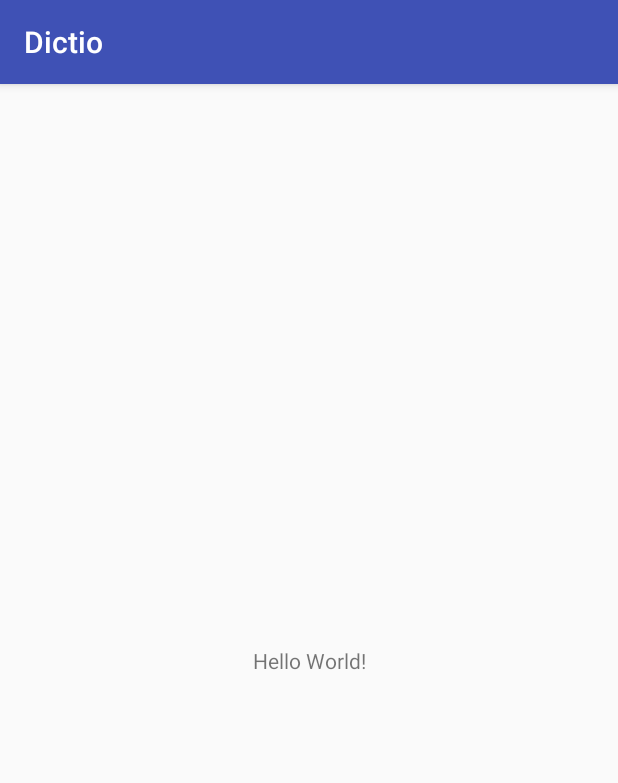
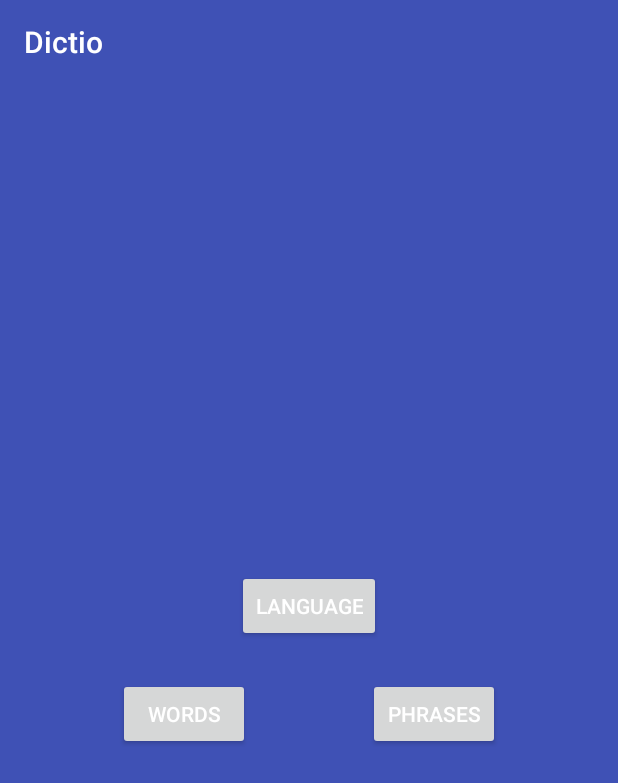
Before and after one commit to mpontus/Dictio, an Android app: the screen it shows after launch (HomeActivity), on a phone screen of 412 x 824 dp. Shown: the top 783 px of the screen. Run offline under Robolectric (Android 15) with nearby library versions, the phone set to English and light mode, and no system bars; our stand-ins replace Dagger/Hilt's generated code.

Commit message:
Style Home Activity

```diff
--- a/app/src/main/AndroidManifest.xml
+++ b/app/src/main/AndroidManifest.xml
@@ -10,7 +10,9 @@
         android:roundIcon="@mipmap/ic_launcher_round"
         android:supportsRtl="true"
         android:theme="@style/AppTheme">
-        <activity android:name=".ui.home.HomeActivity">
+        <activity
+            android:name=".ui.home.HomeActivity"
+            android:theme="@style/AppTheme.HomeActivity">
             <intent-filter>
                 <action android:name="android.intent.action.MAIN" />
 
--- a/app/src/main/java/com/mpontus/dictio/ui/home/HomeActivity.java
+++ b/app/src/main/java/com/mpontus/dictio/ui/home/HomeActivity.java
@@ -1,6 +1,7 @@
 package com.mpontus.dictio.ui.home;
 
 import android.os.Bundle;
+import android.support.v7.widget.Toolbar;
 
 import com.mpontus.dictio.R;
 
@@ -12,5 +13,6 @@ public class HomeActivity extends DaggerAppCompatActivity {
     protected void onCreate(Bundle savedInstanceState) {
         super.onCreate(savedInstanceState);
         setContentView(R.layout.activity_home);
+        setSupportActionBar((Toolbar) findViewById(R.id.toolbar));
     }
 }
--- a/app/src/main/res/layout/activity_home.xml
+++ b/app/src/main/res/layout/activity_home.xml
@@ -1,18 +1,56 @@
 <?xml version="1.0" encoding="utf-8"?>
-<android.support.constraint.ConstraintLayout xmlns:android="http://schemas.android.com/apk/res/android"
+<LinearLayout xmlns:android="http://schemas.android.com/apk/res/android"
     xmlns:app="http://schemas.android.com/apk/res-auto"
     xmlns:tools="http://schemas.android.com/tools"
     android:layout_width="match_parent"
     android:layout_height="match_parent"
-    tools:context=".ui.home.HomeActivity">
+    android:orientation="vertical">
 
-    <TextView
-        android:layout_width="wrap_content"
-        android:layout_height="wrap_content"
-        android:text="Hello World!"
-        app:layout_constraintBottom_toBottomOf="parent"
-        app:layout_constraintLeft_toLeftOf="parent"
-        app:layout_constraintRight_toRightOf="parent"
-        app:layout_constraintTop_toTopOf="parent" />
+    <android.support.v7.widget.Toolbar
+        android:id="@+id/toolbar"
+        android:layout_width="match_parent"
+        android:layout_height="?attr/actionBarSize"
+        android:background="?attr/colorPrimary"
+        android:theme="@style/ThemeOverlay.AppCompat.Dark.ActionBar"
+        app:popupTheme="@style/ThemeOverlay.AppCompat.Light" />
 
-</android.support.constraint.ConstraintLayout>
+    <android.support.constraint.ConstraintLayout xmlns:android="http://schemas.android.com/apk/res/android"
+        xmlns:app="http://schemas.android.com/apk/res-auto"
+        android:layout_width="match_parent"
+        android:layout_height="match_parent"
+        tools:context=".ui.home.HomeActivity">
+
+        <Button
+            android:id="@+id/language"
+            android:layout_width="wrap_content"
+            android:layout_height="wrap_content"
+            android:layout_marginBottom="@dimen/language_margin"
+            android:text="@string/language"
+            app:layout_constraintBottom_toTopOf="@+id/words"
+            app:layout_constraintEnd_toEndOf="parent"
+            app:layout_constraintStart_toStartOf="parent"
+            app:layout_constraintTop_toTopOf="parent"
+            app:layout_constraintVertical_chainStyle="packed" />
+
+        <Button
+            android:id="@+id/words"
+            android:layout_width="wrap_content"
+            android:layout_height="wrap_content"
+            android:text="@string/words"
+            app:layout_constraintBottom_toBottomOf="parent"
+            app:layout_constraintEnd_toStartOf="@+id/phrases"
+            app:layout_constraintStart_toStartOf="parent"
+            app:layout_constraintTop_toBottomOf="@+id/language" />
+
+        <Button
+            android:id="@+id/phrases"
+            android:layout_width="wrap_content"
+            android:layout_height="wrap_content"
+            android:text="@string/phrases"
+            app:layout_constraintBottom_toBottomOf="@+id/words"
+            app:layout_constraintEnd_toEndOf="parent"
+            app:layout_constraintStart_toEndOf="@+id/words"
+            app:layout_constraintTop_toTopOf="@+id/words" />
+
+    </android.support.constraint.ConstraintLayout>
+</LinearLayout>
--- /dev/null
+++ b/app/src/main/res/values/dimens.xml
@@ -0,0 +1,4 @@
+<?xml version="1.0" encoding="utf-8"?>
+<resources>
+    <dimen name="language_margin">24dp</dimen>
+</resources>
--- a/app/src/main/res/values/strings.xml
+++ b/app/src/main/res/values/strings.xml
@@ -1,3 +1,6 @@
 <resources>
     <string name="app_name">Dictio</string>
+    <string name="language">Language</string>
+    <string name="words">Words</string>
+    <string name="phrases">Phrases</string>
 </resources>
--- a/app/src/main/res/values/styles.xml
+++ b/app/src/main/res/values/styles.xml
@@ -1,11 +1,16 @@
 <resources>
 
     <!-- Base application theme. -->
-    <style name="AppTheme" parent="Theme.AppCompat.Light.DarkActionBar">
+    <style name="AppTheme" parent="Theme.AppCompat.Light.NoActionBar">
         <!-- Customize your theme here. -->
         <item name="colorPrimary">@color/colorPrimary</item>
         <item name="colorPrimaryDark">@color/colorPrimaryDark</item>
         <item name="colorAccent">@color/colorAccent</item>
     </style>
 
+    <style name="AppTheme.HomeActivity">
+        <item name="android:windowBackground">@color/colorPrimary</item>
+        <item name="android:textColor">@android:color/white</item>
+    </style>
+
 </resources>
```
